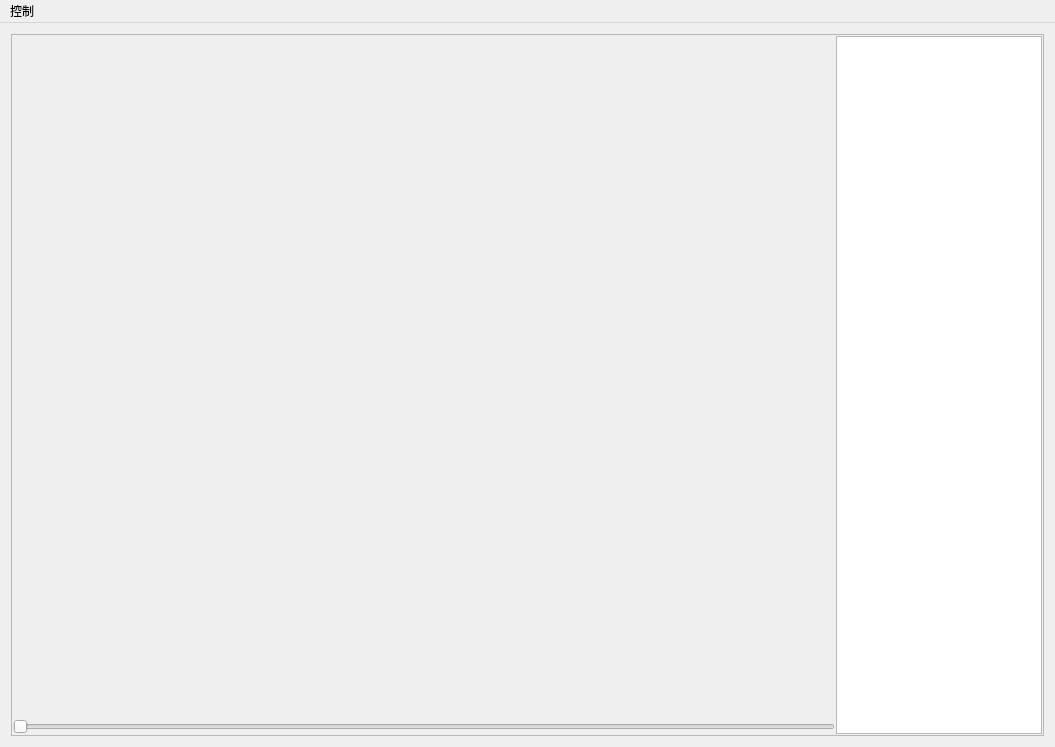
First picture: the form in Qt_vlc/Qt_vlc.ui, repository xiaokaiV5/qt-vlc-player, before the edit.
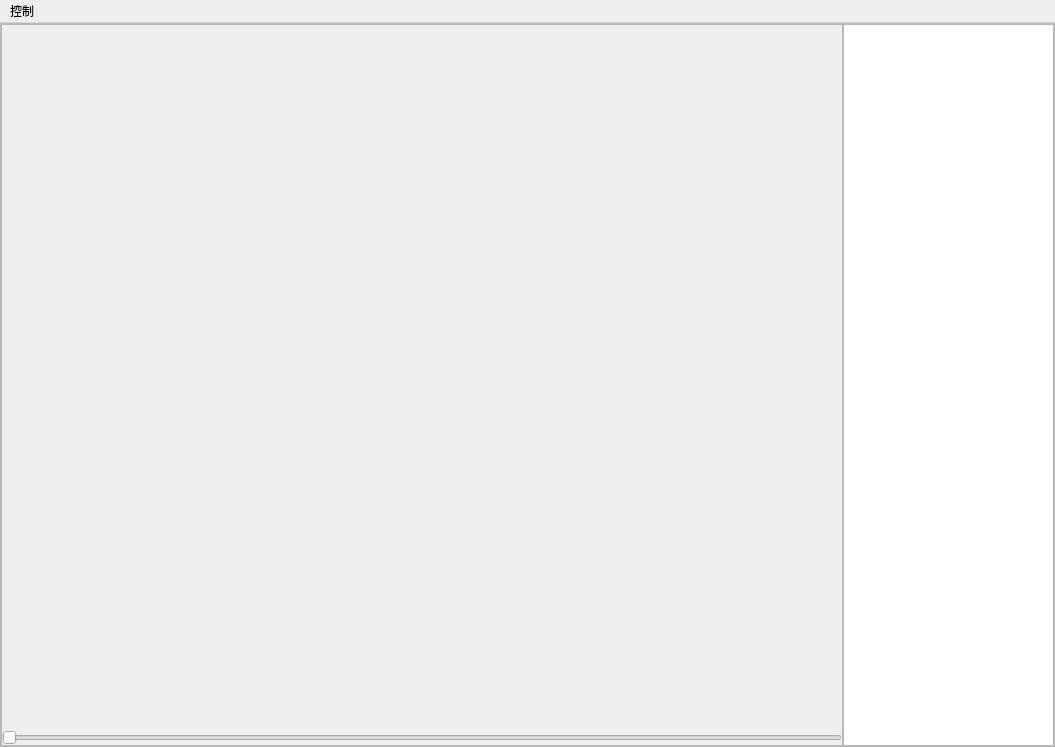
Second picture: the form after the edit.

What changed in the file:
```diff
--- a/Qt_vlc/Qt_vlc.ui
+++ b/Qt_vlc/Qt_vlc.ui
@@ -18,6 +18,21 @@
   </property>
   <widget class="QWidget" name="centralWidget">
    <layout class="QHBoxLayout" name="horizontalLayout">
+    <property name="spacing">
+     <number>0</number>
+    </property>
+    <property name="leftMargin">
+     <number>0</number>
+    </property>
+    <property name="topMargin">
+     <number>0</number>
+    </property>
+    <property name="rightMargin">
+     <number>0</number>
+    </property>
+    <property name="bottomMargin">
+     <number>0</number>
+    </property>
     <item>
      <widget class="QFrame" name="frame_playerAll">
       <property name="frameShape">
@@ -26,37 +41,64 @@
       <property name="frameShadow">
        <enum>QFrame::Raised</enum>
       </property>
-      <layout class="QGridLayout" name="gridLayout_2" rowstretch="8,2" columnstretch="8,2">
+      <layout class="QHBoxLayout" name="horizontalLayout_2" stretch="8,2">
+       <property name="spacing">
+        <number>0</number>
+       </property>
        <property name="leftMargin">
-        <number>1</number>
+        <number>0</number>
        </property>
        <property name="topMargin">
-        <number>1</number>
+        <number>0</number>
        </property>
        <property name="rightMargin">
-        <number>1</number>
+        <number>0</number>
        </property>
        <property name="bottomMargin">
-        <number>1</number>
+        <number>0</number>
        </property>
-       <property name="spacing">
-        <number>1</number>
-       </property>
-       <item row="0" column="0">
-        <widget class="QWidget" name="wiget_player_window" native="true">
-         <layout class="QGridLayout" name="gridLayout"/>
+       <item>
+        <widget class="QFrame" name="frame">
+         <property name="frameShape">
+          <enum>QFrame::StyledPanel</enum>
+         </property>
+         <property name="frameShadow">
+          <enum>QFrame::Raised</enum>
+         </property>
+         <layout class="QVBoxLayout" name="verticalLayout">
+          <property name="spacing">
+           <number>0</number>
+          </property>
+          <property name="leftMargin">
+           <number>0</number>
+          </property>
+          <property name="topMargin">
+           <number>0</number>
+          </property>
+          <property name="rightMargin">
+           <number>0</number>
+          </property>
+          <property name="bottomMargin">
+           <number>0</number>
+          </property>
+          <item>
+           <widget class="QWidget" name="wiget_player_window" native="true">
+            <layout class="QGridLayout" name="gridLayout"/>
+           </widget>
+          </item>
+          <item>
+           <widget class="QSlider" name="playerSlider">
+            <property name="orientation">
+             <enum>Qt::Horizontal</enum>
+            </property>
+           </widget>
+          </item>
+         </layout>
         </widget>
        </item>
-       <item row="0" column="1" rowspan="2">
+       <item>
         <widget class="QListWidget" name="listWidget_TvStation"/>
        </item>
-       <item row="1" column="0">
-        <widget class="QSlider" name="playerSlider">
-         <property name="orientation">
-          <enum>Qt::Horizontal</enum>
-         </property>
-        </widget>
-       </item>
       </layout>
      </widget>
     </item>
```
